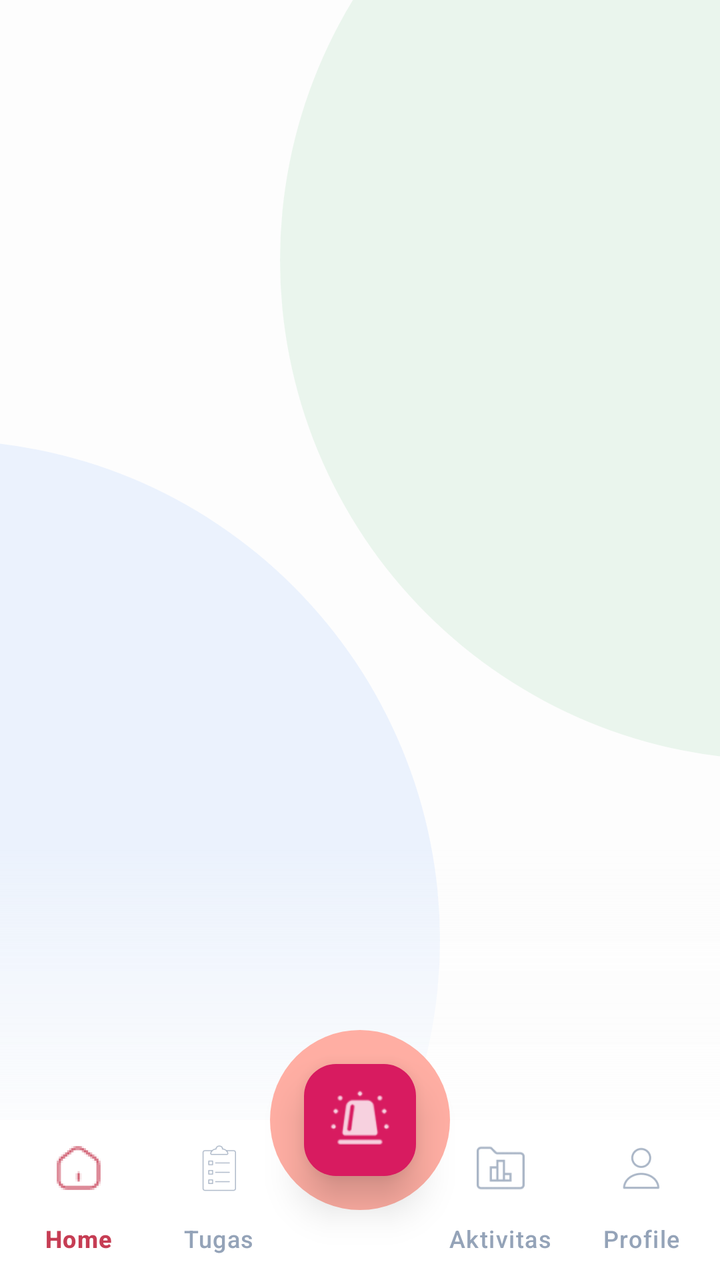
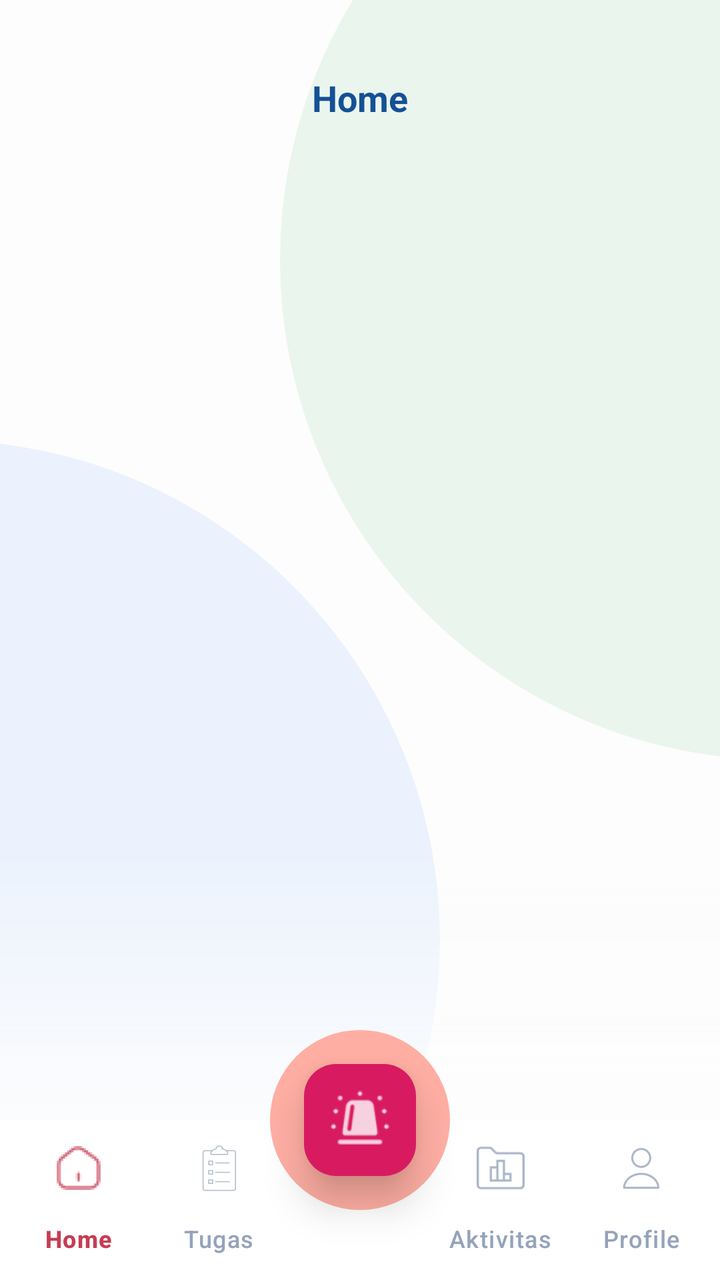

Compare the two renders of this Android layout. The source of the first and the diff that turns it into the second are given below.
<!-- AndroidManifest.xml: application theme Theme.VsmentProject -->
<!-- res/layout/activity_staff.xml -->
<?xml version="1.0" encoding="utf-8"?>
<androidx.coordinatorlayout.widget.CoordinatorLayout
    xmlns:android="http://schemas.android.com/apk/res/android"
    xmlns:app="http://schemas.android.com/apk/res-auto"
    xmlns:tools="http://schemas.android.com/tools"
    android:layout_width="match_parent"
    android:layout_height="match_parent"
    android:background="@drawable/bg_gradient_home"
    tools:context=".ui.main.StaffActivity">

    <FrameLayout
        android:id="@+id/fragmentContainer"
        android:layout_width="match_parent"
        android:layout_height="match_parent"
        android:layout_marginBottom="85dp" />

    <com.google.android.material.bottomappbar.BottomAppBar
        android:id="@+id/bottomAppBar"
        android:layout_width="match_parent"
        android:layout_height="80dp"
        android:layout_gravity="bottom"
        app:backgroundTint="#FFFFFF"
        app:fabCradleMargin="12dp"
        app:fabCradleRoundedCornerRadius="16dp"
        app:fabCradleVerticalOffset="0dp"
        app:contentInsetStart="0dp"
        app:contentInsetEnd="0dp">

        <com.google.android.material.bottomnavigation.BottomNavigationView
            android:id="@+id/bottom_navigation"
            android:layout_width="match_parent"
            android:layout_height="wrap_content"
            android:background="@color/myWhite"
            app:elevation="8dp"
            app:layout_constraintBottom_toBottomOf="parent"
            app:menu="@menu/bottom_nav_menu_staff"
            app:labelVisibilityMode="labeled"
            app:itemRippleColor="@null"
            app:itemIconTint="@color/nav_item_color"
            app:itemTextColor="@color/nav_item_color"
            app:itemActiveIndicatorStyle="@null" />

    </com.google.android.material.bottomappbar.BottomAppBar>

    <FrameLayout
        android:layout_width="wrap_content"
        android:layout_height="wrap_content"
        app:layout_anchor="@id/bottomAppBar"
        app:layout_anchorGravity="top|center_horizontal"
        android:layout_marginBottom="20dp">

        <View
            android:layout_width="90dp"
            android:layout_height="90dp"
            android:layout_gravity="center"
            android:background="@drawable/bg_siren_ring" />

        <com.google.android.material.floatingactionbutton.FloatingActionButton
            android:id="@+id/fab"
            android:layout_width="wrap_content"
            android:layout_height="wrap_content"
            android:layout_gravity="center"
            android:src="@drawable/ic_siren"
            app:backgroundTint="#D81B60"
            app:tint="#FFFFFF"
            app:maxImageSize="34dp"
            app:elevation="12dp"
            app:borderWidth="0dp"
            app:fabSize="normal" />
    </FrameLayout>

</androidx.coordinatorlayout.widget.CoordinatorLayout>
<!-- resources referenced by this layout -->
<resources>
  <color name="myWhite">#FFFFFFFF</color>
  <!-- drawable bg_gradient_home (drawable) -->
  <?xml version="1.0" encoding="utf-8"?>
  <layer-list xmlns:android="http://schemas.android.com/apk/res/android">
  
      <item>
          <color android:color="#FDFDFD"/>
      </item>
  
      <item
          android:top="-120dp"
          android:right="-280dp"
          android:gravity="top|end">
          <shape android:shape="oval">
              <solid android:color="#CCE6F4EA" />
              <size android:width="500dp" android:height="500dp" />
          </shape>
      </item>
  
      <item
          android:bottom="-80dp"
          android:left="-280dp"
          android:gravity="bottom|start">
          <shape android:shape="oval">
              <solid android:color="#CCE8F0FE" />
              <size android:width="500dp" android:height="500dp" />
          </shape>
      </item>
  
      <item
          android:height="220dp"
          android:gravity="bottom">
          <shape android:shape="rectangle">
              <gradient
                  android:angle="90"
                  android:startColor="#FDFDFD"
                  android:centerColor="#FDFDFD"
                  android:centerX="0.3"
                  android:endColor="#00FFFFFF"
                  android:type="linear" />
          </shape>
      </item>
  
  </layer-list>
  <!-- drawable bg_siren_ring (drawable) -->
  <?xml version="1.0" encoding="utf-8"?>
  <shape xmlns:android="http://schemas.android.com/apk/res/android"
      android:shape="oval">
      <solid android:color="#FFAEA3" />
  
      <size android:width="70dp" android:height="70dp" />
  </shape>
  <!-- drawable ic_siren: png bitmap (drawable-hdpi, 970 bytes) -->
  <style name="Theme.VsmentProject" parent="Theme.Material3.DayNight.NoActionBar">
          <item name="colorPrimary">#C2185B</item>
          <item name="colorOnPrimary">#FFFFFF</item>
          <item name="android:statusBarColor">#C2185B</item>
          <item name="colorContainer">@android:color/transparent</item>
          <item name="colorControlHighlight">#20C63D54</item>
          <item name="materialAlertDialogTheme">@style/CustomMaterialDialog</item>
      </style>
  <style name="CustomMaterialDialog" parent="ThemeOverlay.Material3.MaterialAlertDialog">
          <item name="colorPrimary">#C2185B</item>
          <item name="colorOnSurface">#333333</item>
          <item name="materialAlertDialogTitleTextStyle">@style/TitleTextStyle</item>
          <item name="shapeAppearanceOverlay">@style/ShapeAppearance.App.MediumComponent</item>
      </style>
  <style name="TitleTextStyle" parent="MaterialAlertDialog.Material3.Title.Text">
          <item name="android:textStyle">bold</item>
          <item name="android:textSize">20sp</item>
          <item name="android:textColor">#333333</item>
      </style>
  <style name="ShapeAppearance.App.MediumComponent" parent="ShapeAppearance.Material3.MediumComponent">
          <item name="cornerFamily">rounded</item>
          <item name="cornerSize">24dp</item>
      </style>
</resources>

<!-- the commit's change to res/layout/activity_staff.xml (unified diff, before → after) -->
@@ -8,11 +8,37 @@
     android:background="@drawable/bg_gradient_home"
     tools:context=".ui.main.StaffActivity">
 
-    <FrameLayout
-        android:id="@+id/fragmentContainer"
+    <LinearLayout
         android:layout_width="match_parent"
         android:layout_height="match_parent"
-        android:layout_marginBottom="85dp" />
+        android:orientation="vertical"
+        android:layout_marginBottom="85dp">
+
+        
+        <RelativeLayout
+            android:id="@+id/layoutHeader"
+            android:layout_width="match_parent"
+            android:layout_height="80dp"
+            android:background="@android:color/transparent">
+
+            <TextView
+                android:id="@+id/tvTitlePage"
+                android:layout_width="wrap_content"
+                android:layout_height="wrap_content"
+                android:layout_centerInParent="true"
+                android:text="Home"
+                android:paddingTop="18dp"
+                android:textColor="@color/myBlueDark"
+                android:textSize="18sp"
+                android:textStyle="bold" />
+        </RelativeLayout>
+
+        <FrameLayout
+            android:id="@+id/fragmentContainer"
+            android:layout_width="match_parent"
+            android:layout_height="0dp"
+            android:layout_weight="1" />
+    </LinearLayout>
 
     <com.google.android.material.bottomappbar.BottomAppBar
         android:id="@+id/bottomAppBar"
<!-- resource entries referenced after the edit -->
@@ -1,5 +1,6 @@
 <!-- resources referenced by this layout -->
 <resources>
+  <color name="myBlueDark">#155096</color>
   <color name="myWhite">#FFFFFFFF</color>
   <!-- drawable bg_gradient_home (drawable) -->
   <?xml version="1.0" encoding="utf-8"?>
